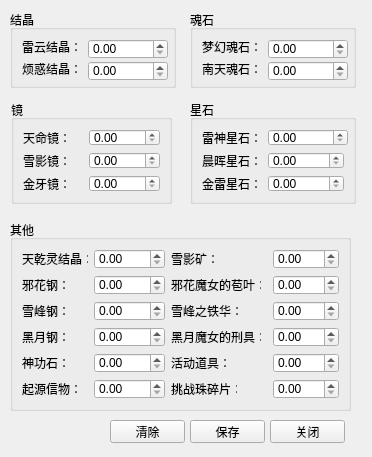
Old version of the form BladeAndSoul/pricelist.ui in the repository Yui-zwlai/BladeAndSoulAuctionTools.
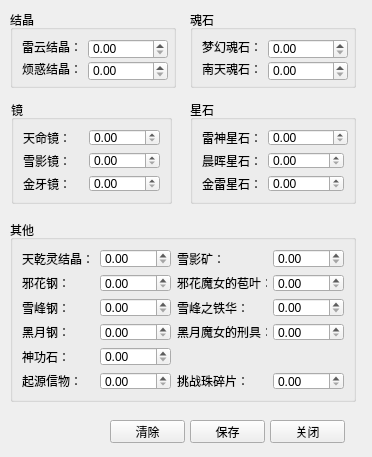
New version of the form.

Diff of the .ui file:
```diff
--- a/BladeAndSoul/pricelist.ui
+++ b/BladeAndSoul/pricelist.ui
@@ -174,58 +174,65 @@
     <rect>
      <x>10</x>
      <y>220</y>
-     <width>341</width>
-     <height>191</height>
+     <width>346</width>
+     <height>182</height>
     </rect>
    </property>
    <property name="title">
     <string>其他</string>
    </property>
    <layout class="QGridLayout" name="gridLayout_5">
-    <item row="0" column="6">
-     <widget class="QDoubleSpinBox" name="doubleSpinBox_XYK">
+    <item row="0" column="0">
+     <widget class="QLabel" name="label_TQLJJ">
+      <property name="text">
+       <string>天乾灵结晶：</string>
+      </property>
+     </widget>
+    </item>
+    <item row="0" column="1">
+     <widget class="QDoubleSpinBox" name="doubleSpinBox_TQLJJ">
       <property name="maximum">
        <double>1000.000000000000000</double>
       </property>
      </widget>
     </item>
-    <item row="0" column="3" colspan="3">
+    <item row="0" column="2">
      <widget class="QLabel" name="label_XYK">
       <property name="text">
        <string>雪影矿：</string>
       </property>
      </widget>
     </item>
-    <item row="4" column="6">
-     <widget class="QDoubleSpinBox" name="doubleSpinBox_HDDJ">
+    <item row="0" column="3">
+     <widget class="QDoubleSpinBox" name="doubleSpinBox_XYK">
       <property name="maximum">
        <double>1000.000000000000000</double>
       </property>
      </widget>
     </item>
-    <item row="1" column="3" colspan="2">
+    <item row="1" column="0">
+     <widget class="QLabel" name="label_XHG">
+      <property name="text">
+       <string>邪花钢：</string>
+      </property>
+     </widget>
+    </item>
+    <item row="1" column="1">
+     <widget class="QDoubleSpinBox" name="doubleSpinBox_XHG">
+      <property name="maximum">
+       <double>1000.000000000000000</double>
+      </property>
+     </widget>
+    </item>
+    <item row="1" column="2">
      <widget class="QLabel" name="label_XHMNDBY">
       <property name="text">
        <string>邪花魔女的苞叶：</string>
       </property>
      </widget>
     </item>
-    <item row="2" column="3" colspan="3">
-     <widget class="QLabel" name="label_XFZTH">
-      <property name="text">
-       <string>雪峰之铁华：</string>
-      </property>
-     </widget>
-    </item>
-    <item row="2" column="6">
-     <widget class="QDoubleSpinBox" name="doubleSpinBox_XFZTH">
-      <property name="maximum">
-       <double>1000.000000000000000</double>
-      </property>
-     </widget>
-    </item>
-    <item row="2" column="1" colspan="2">
-     <widget class="QDoubleSpinBox" name="doubleSpinBox_XFG">
+    <item row="1" column="3">
+     <widget class="QDoubleSpinBox" name="doubleSpinBox_XHMNDBY">
       <property name="maximum">
        <double>1000.000000000000000</double>
       </property>
@@ -238,57 +245,22 @@
       </property>
      </widget>
     </item>
-    <item row="4" column="3" colspan="2">
-     <widget class="QLabel" name="label_HDDJ">
-      <property name="text">
-       <string>活动道具：</string>
-      </property>
-     </widget>
-    </item>
-    <item row="4" column="1" colspan="2">
-     <widget class="QDoubleSpinBox" name="doubleSpinBox_SGS">
+    <item row="2" column="1">
+     <widget class="QDoubleSpinBox" name="doubleSpinBox_XFG">
       <property name="maximum">
        <double>1000.000000000000000</double>
       </property>
      </widget>
     </item>
-    <item row="1" column="6">
-     <widget class="QDoubleSpinBox" name="doubleSpinBox_XHMNDBY">
-      <property name="maximum">
-       <double>1000.000000000000000</double>
-      </property>
-     </widget>
-    </item>
-    <item row="4" column="0">
-     <widget class="QLabel" name="label_SGS">
+    <item row="2" column="2">
+     <widget class="QLabel" name="label_XFZTH">
       <property name="text">
-       <string>神功石：</string>
+       <string>雪峰之铁华：</string>
       </property>
      </widget>
     </item>
-    <item row="1" column="1" colspan="2">
-     <widget class="QDoubleSpinBox" name="doubleSpinBox_XHG">
-      <property name="maximum">
-       <double>1000.000000000000000</double>
-      </property>
-     </widget>
-    </item>
-    <item row="3" column="6">
-     <widget class="QDoubleSpinBox" name="doubleSpinBox_HYMNDXJ">
-      <property name="maximum">
-       <double>1000.000000000000000</double>
-      </property>
-     </widget>
-    </item>
-    <item row="3" column="3" colspan="2">
-     <widget class="QLabel" name="label_HYMNDXJ">
-      <property name="text">
-       <string>黑月魔女的刑具：</string>
-      </property>
-     </widget>
-    </item>
-    <item row="3" column="1" colspan="2">
-     <widget class="QDoubleSpinBox" name="doubleSpinBox_HYG">
+    <item row="2" column="3">
+     <widget class="QDoubleSpinBox" name="doubleSpinBox_XFZTH">
       <property name="maximum">
        <double>1000.000000000000000</double>
       </property>
@@ -301,36 +273,36 @@
       </property>
      </widget>
     </item>
-    <item row="0" column="1" colspan="2">
-     <widget class="QDoubleSpinBox" name="doubleSpinBox_TQLJJ">
+    <item row="3" column="1">
+     <widget class="QDoubleSpinBox" name="doubleSpinBox_HYG">
       <property name="maximum">
        <double>1000.000000000000000</double>
       </property>
      </widget>
     </item>
-    <item row="0" column="0">
-     <widget class="QLabel" name="label_TQLJJ">
+    <item row="3" column="2">
+     <widget class="QLabel" name="label_HYMNDXJ">
       <property name="text">
-       <string>天乾灵结晶：</string>
+       <string>黑月魔女的刑具：</string>
       </property>
      </widget>
     </item>
-    <item row="1" column="0">
-     <widget class="QLabel" name="label_XHG">
-      <property name="text">
-       <string>邪花钢：</string>
+    <item row="3" column="3">
+     <widget class="QDoubleSpinBox" name="doubleSpinBox_HYMNDXJ">
+      <property name="maximum">
+       <double>1000.000000000000000</double>
       </property>
      </widget>
     </item>
-    <item row="5" column="3">
-     <widget class="QLabel" name="label_TZZSP">
+    <item row="4" column="0">
+     <widget class="QLabel" name="label_SGS">
       <property name="text">
-       <string>挑战珠碎片：</string>
+       <string>神功石：</string>
       </property>
      </widget>
     </item>
-    <item row="5" column="6">
-     <widget class="QDoubleSpinBox" name="doubleSpinBox_TZZSP">
+    <item row="4" column="1">
+     <widget class="QDoubleSpinBox" name="doubleSpinBox_SGS">
       <property name="maximum">
        <double>1000.000000000000000</double>
       </property>
@@ -343,13 +315,27 @@
       </property>
      </widget>
     </item>
-    <item row="5" column="1" colspan="2">
+    <item row="5" column="1">
      <widget class="QDoubleSpinBox" name="doubleSpinBox_QYZXW">
       <property name="maximum">
        <double>1000.000000000000000</double>
       </property>
      </widget>
     </item>
+    <item row="5" column="2">
+     <widget class="QLabel" name="label_TZZSP">
+      <property name="text">
+       <string>挑战珠碎片：</string>
+      </property>
+     </widget>
+    </item>
+    <item row="5" column="3">
+     <widget class="QDoubleSpinBox" name="doubleSpinBox_TZZSP">
+      <property name="maximum">
+       <double>1000.000000000000000</double>
+      </property>
+     </widget>
+    </item>
    </layout>
   </widget>
   <widget class="QGroupBox" name="groupBox_4">
```
